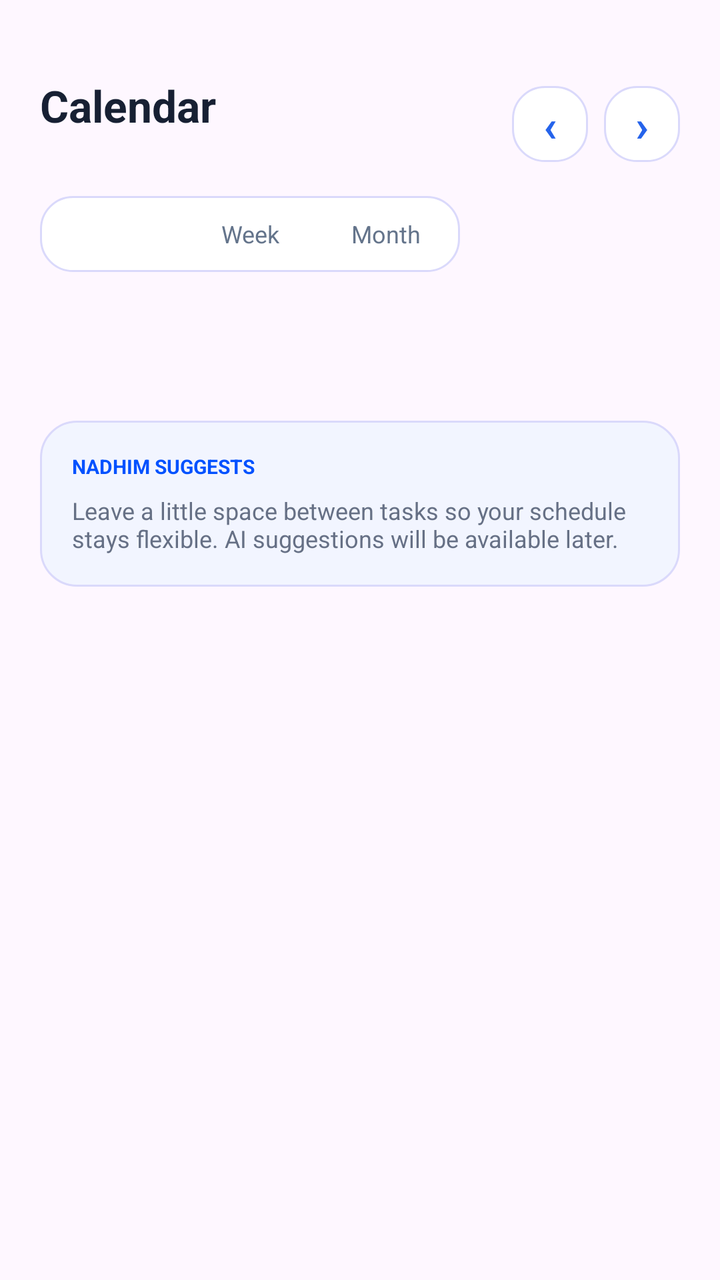
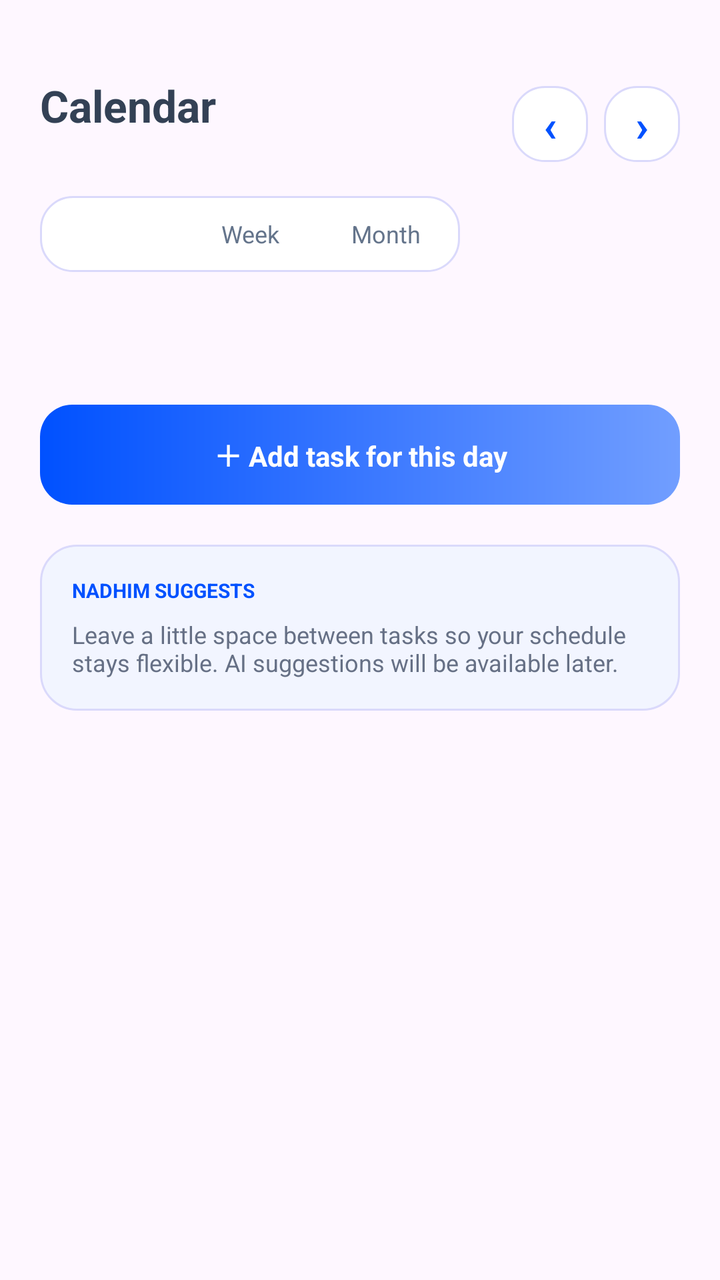

Before-and-after screenshots of an Android layout around one commit, followed by the original layout XML and the change that was made.
<!-- AndroidManifest.xml: application theme AppTheme -->
<!-- res/layout/activity_calendar.xml -->
<?xml version="1.0" encoding="utf-8"?>
<LinearLayout xmlns:android="http://schemas.android.com/apk/res/android"
    android:layout_width="match_parent"
    android:layout_height="match_parent"
    android:orientation="vertical">

    <ScrollView
        android:layout_width="match_parent"
        android:layout_height="0dp"
        android:layout_weight="1"
        android:fillViewport="true">

        <LinearLayout
            android:layout_width="match_parent"
            android:layout_height="wrap_content"
            android:orientation="vertical"
            android:paddingStart="20dp"
            android:paddingTop="16dp"
            android:paddingEnd="20dp"
            android:paddingBottom="20dp">


            
            <LinearLayout
                android:layout_width="match_parent"
                android:layout_height="wrap_content"
                android:layout_marginTop="22dp"
                android:gravity="center_vertical"
                android:orientation="horizontal">

                <LinearLayout
                    android:layout_width="0dp"
                    android:layout_height="wrap_content"
                    android:layout_weight="1"
                    android:orientation="vertical">

                    <TextView
                        android:layout_width="wrap_content"
                        android:layout_height="wrap_content"
                        android:text="Calendar"
                        android:textColor="#172033"
                        android:textSize="22sp"
                        android:textStyle="bold" />

                    <TextView
                        android:id="@+id/calendarMonthText"
                        android:layout_width="wrap_content"
                        android:layout_height="wrap_content"
                        android:layout_marginTop="1dp"
                        android:textColor="#64748B"
                        android:textSize="13sp" />
                </LinearLayout>

                <TextView
                    android:id="@+id/prevButton"
                    android:layout_width="38dp"
                    android:layout_height="38dp"
                    android:background="@drawable/bg_card"
                    android:gravity="center"
                    android:text="‹"
                    android:textColor="#2563EB"
                    android:textSize="22sp"
                    android:textStyle="bold" />

                <TextView
                    android:id="@+id/nextButton"
                    android:layout_width="38dp"
                    android:layout_height="38dp"
                    android:layout_marginStart="8dp"
                    android:background="@drawable/bg_card"
                    android:gravity="center"
                    android:text="›"
                    android:textColor="#2563EB"
                    android:textSize="22sp"
                    android:textStyle="bold" />
            </LinearLayout>

            
            <LinearLayout
                android:layout_width="wrap_content"
                android:layout_height="wrap_content"
                android:layout_marginTop="12dp"
                android:background="@drawable/bg_card"
                android:orientation="horizontal"
                android:padding="3dp">

                <TextView
                    android:id="@+id/dayTab"
                    android:layout_width="68dp"
                    android:layout_height="32dp"
                    android:gravity="center"
                    android:text="Day"
                    android:textColor="#FFFFFF"
                    android:textSize="12sp"
                    android:textStyle="bold" />

                <TextView
                    android:id="@+id/weekTab"
                    android:layout_width="68dp"
                    android:layout_height="32dp"
                    android:gravity="center"
                    android:text="Week"
                    android:textColor="#64748B"
                    android:textSize="12sp" />

                <TextView
                    android:id="@+id/monthTab"
                    android:layout_width="68dp"
                    android:layout_height="32dp"
                    android:gravity="center"
                    android:text="Month"
                    android:textColor="#64748B"
                    android:textSize="12sp" />
            </LinearLayout>

            
            <LinearLayout
                android:id="@+id/weekDaysContainer"
                android:layout_width="match_parent"
                android:layout_height="wrap_content"
                android:layout_marginTop="12dp"
                android:orientation="horizontal"
                android:weightSum="7" />

            
            <LinearLayout
                android:id="@+id/monthGrid"
                android:layout_width="match_parent"
                android:layout_height="wrap_content"
                android:layout_marginTop="12dp"
                android:orientation="vertical"
                android:visibility="gone" />

            
            <TextView
                android:id="@+id/agendaDateText"
                android:layout_width="wrap_content"
                android:layout_height="wrap_content"
                android:layout_marginTop="14dp"
                android:layout_marginBottom="8dp"
                android:textColor="#334155"
                android:textSize="15sp"
                android:textStyle="bold" />

            <LinearLayout
                android:id="@+id/agendaContainer"
                android:layout_width="match_parent"
                android:layout_height="wrap_content"
                android:orientation="vertical" />            <LinearLayout
                android:layout_width="match_parent"
                android:layout_height="wrap_content"
                android:layout_marginTop="20dp"
                android:background="@drawable/bg_suggestion"
                android:orientation="vertical"
                android:padding="16dp">

                <TextView
                    android:layout_width="wrap_content"
                    android:layout_height="wrap_content"
                    android:text="NADHIM SUGGESTS"
                    android:textColor="@color/brand_blue"
                    android:textSize="10sp"
                    android:textStyle="bold" />

                <TextView
                    android:layout_width="match_parent"
                    android:layout_height="wrap_content"
                    android:layout_marginTop="7dp"
                    android:text="Leave a little space between tasks so your schedule stays flexible. AI suggestions will be available later."
                    android:textColor="@color/text_secondary"
                    android:textSize="12sp" />
            </LinearLayout>
        </LinearLayout>
    </ScrollView>
</LinearLayout>
<!-- resources referenced by this layout -->
<resources>
  <color name="brand_blue">#0051FF</color>
  <color name="text_secondary">#667085</color>
  <!-- drawable bg_card (drawable) -->
  <?xml version="1.0" encoding="utf-8"?>
  <shape xmlns:android="http://schemas.android.com/apk/res/android"
      android:shape="rectangle">
      <corners android:radius="16dp" />
      <solid android:color="@color/card_background" />
      <stroke android:width="1dp" android:color="@color/border" />
  </shape>
  <!-- drawable bg_suggestion (drawable) -->
  <?xml version="1.0" encoding="utf-8"?>
  <shape xmlns:android="http://schemas.android.com/apk/res/android"
      android:shape="rectangle">
      <corners android:radius="18dp" />
      <solid android:color="@color/suggestion_background" />
      <stroke android:width="1dp" android:color="@color/border" />
  </shape>
  <style name="AppTheme" parent="android:style/Theme.Material.Light.NoActionBar">
          <item name="android:windowBackground">@color/screen_background</item>
          <item name="android:statusBarColor">@color/screen_background</item>
          <item name="android:windowLightStatusBar">true</item>
          <item name="android:navigationBarColor">@color/screen_background</item>
      </style>
  <color name="card_background">#FFFFFF</color>
  <color name="border">#DAD9FB</color>
  <color name="suggestion_background">#F2F5FF</color>
  <color name="screen_background">#FAFFFE</color>
</resources>

<!-- the commit's change to res/layout/activity_calendar.xml (unified diff, before → after) -->
@@ -38,7 +38,7 @@
                         android:layout_width="wrap_content"
                         android:layout_height="wrap_content"
                         android:text="Calendar"
-                        android:textColor="#172033"
+                        android:textColor="@color/insight_dark"
                         android:textSize="22sp"
                         android:textStyle="bold" />
 
@@ -47,7 +47,7 @@
                         android:layout_width="wrap_content"
                         android:layout_height="wrap_content"
                         android:layout_marginTop="1dp"
-                        android:textColor="#64748B"
+                        android:textColor="@color/insight_muted"
                         android:textSize="13sp" />
                 </LinearLayout>
 
@@ -58,7 +58,7 @@
                     android:background="@drawable/bg_card"
                     android:gravity="center"
                     android:text="‹"
-                    android:textColor="#2563EB"
+                    android:textColor="@color/brand_blue"
                     android:textSize="22sp"
                     android:textStyle="bold" />
 
@@ -70,7 +70,7 @@
                     android:background="@drawable/bg_card"
                     android:gravity="center"
                     android:text="›"
-                    android:textColor="#2563EB"
+                    android:textColor="@color/brand_blue"
                     android:textSize="22sp"
                     android:textStyle="bold" />
             </LinearLayout>
@@ -90,7 +90,7 @@
                     android:layout_height="32dp"
                     android:gravity="center"
                     android:text="Day"
-                    android:textColor="#FFFFFF"
+                    android:textColor="@color/white"
                     android:textSize="12sp"
                     android:textStyle="bold" />
 
@@ -100,7 +100,7 @@
                     android:layout_height="32dp"
                     android:gravity="center"
                     android:text="Week"
-                    android:textColor="#64748B"
+                    android:textColor="@color/insight_muted"
                     android:textSize="12sp" />
 
                 <TextView
@@ -109,7 +109,7 @@
                     android:layout_height="32dp"
                     android:gravity="center"
                     android:text="Month"
-                    android:textColor="#64748B"
+                    android:textColor="@color/insight_muted"
                     android:textSize="12sp" />
             </LinearLayout>
 
@@ -138,7 +138,7 @@
                 android:layout_height="wrap_content"
                 android:layout_marginTop="14dp"
                 android:layout_marginBottom="8dp"
-                android:textColor="#334155"
+                android:textColor="@color/insight_dark"
                 android:textSize="15sp"
                 android:textStyle="bold" />
 
@@ -146,7 +146,21 @@
                 android:id="@+id/agendaContainer"
                 android:layout_width="match_parent"
                 android:layout_height="wrap_content"
-                android:orientation="vertical" />            <LinearLayout
+                android:orientation="vertical" />
+
+            <TextView
+                android:id="@+id/addTaskToDateButton"
+                android:layout_width="match_parent"
+                android:layout_height="50dp"
+                android:layout_marginTop="12dp"
+                android:background="@drawable/bg_add_task_submit"
+                android:gravity="center"
+                android:text="＋ Add task for this day"
+                android:textColor="@color/white"
+                android:textSize="14sp"
+                android:textStyle="bold" />
+
+            <LinearLayout
                 android:layout_width="match_parent"
                 android:layout_height="wrap_content"
                 android:layout_marginTop="20dp"
<!-- resource entries referenced after the edit -->
@@ -1,7 +1,16 @@
 <!-- resources referenced by this layout -->
 <resources>
   <color name="brand_blue">#0051FF</color>
+  <color name="insight_dark">#334155</color>
+  <color name="insight_muted">#64748B</color>
   <color name="text_secondary">#667085</color>
+  <color name="white">#FFFFFF</color>
+  <!-- drawable bg_add_task_submit (drawable) -->
+  <shape xmlns:android="http://schemas.android.com/apk/res/android" android:shape="rectangle">
+      <gradient android:angle="0" android:startColor="@color/brand_blue"
+          android:centerColor="@color/brand_blue_mid" android:endColor="@color/brand_blue_light" />
+      <corners android:radius="16dp" />
+  </shape>
   <!-- drawable bg_card (drawable) -->
   <?xml version="1.0" encoding="utf-8"?>
   <shape xmlns:android="http://schemas.android.com/apk/res/android"
@@ -24,6 +33,8 @@
           <item name="android:windowLightStatusBar">true</item>
           <item name="android:navigationBarColor">@color/screen_background</item>
       </style>
+  <color name="brand_blue_mid">#3977FF</color>
+  <color name="brand_blue_light">#719EFF</color>
   <color name="card_background">#FFFFFF</color>
   <color name="border">#DAD9FB</color>
   <color name="suggestion_background">#F2F5FF</color>
